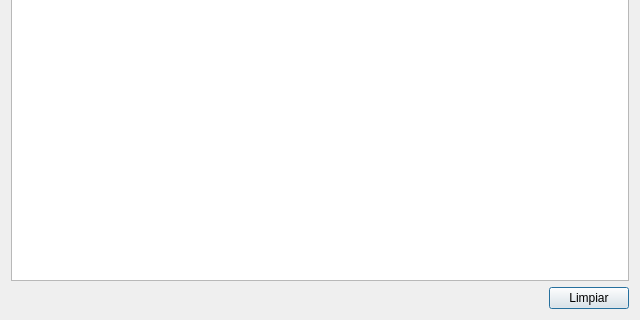
Above: src/console.ui from tarpuq/tarpuqJIGsw before the change; both pictures show x 0 to 640 and y 160 to 480 of the 640 by 480 pixel window. Below: the same form after it.
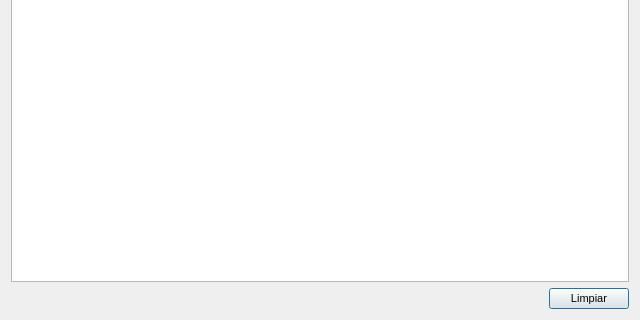
That is the form after the change.

Patch:
```diff
--- a/src/console.ui
+++ b/src/console.ui
@@ -10,6 +10,11 @@
     <height>480</height>
    </rect>
   </property>
+  <property name="font">
+   <font>
+    <pointsize>8</pointsize>
+   </font>
+  </property>
   <property name="windowTitle">
    <string>Consola de Debug</string>
   </property>
```
